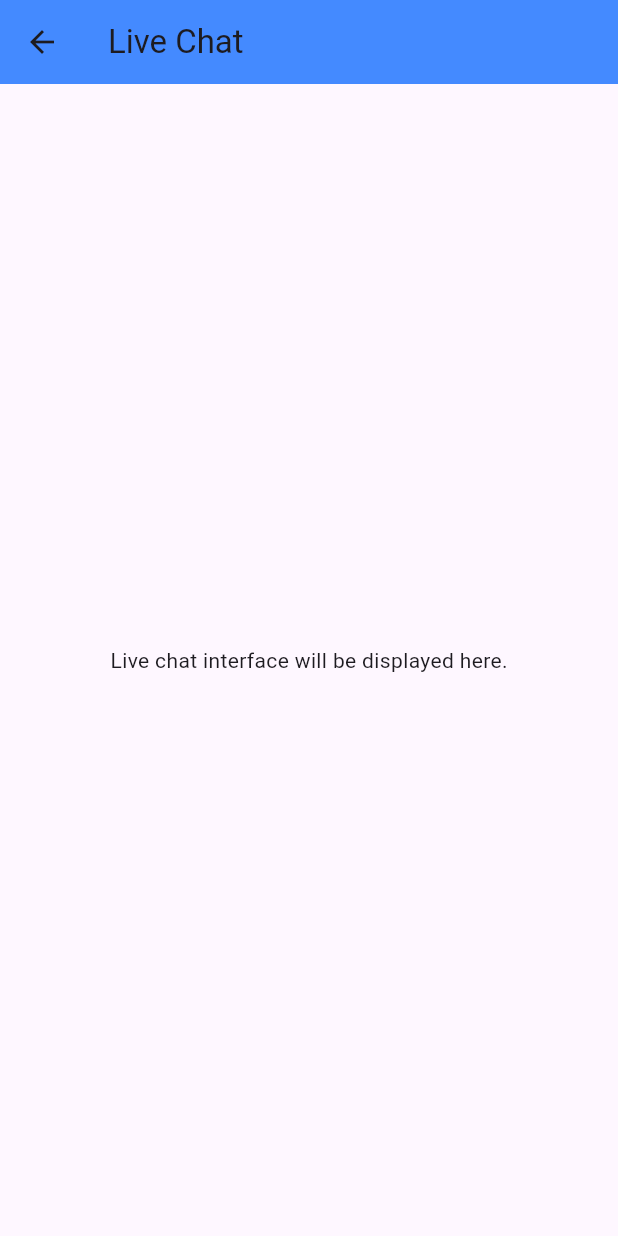
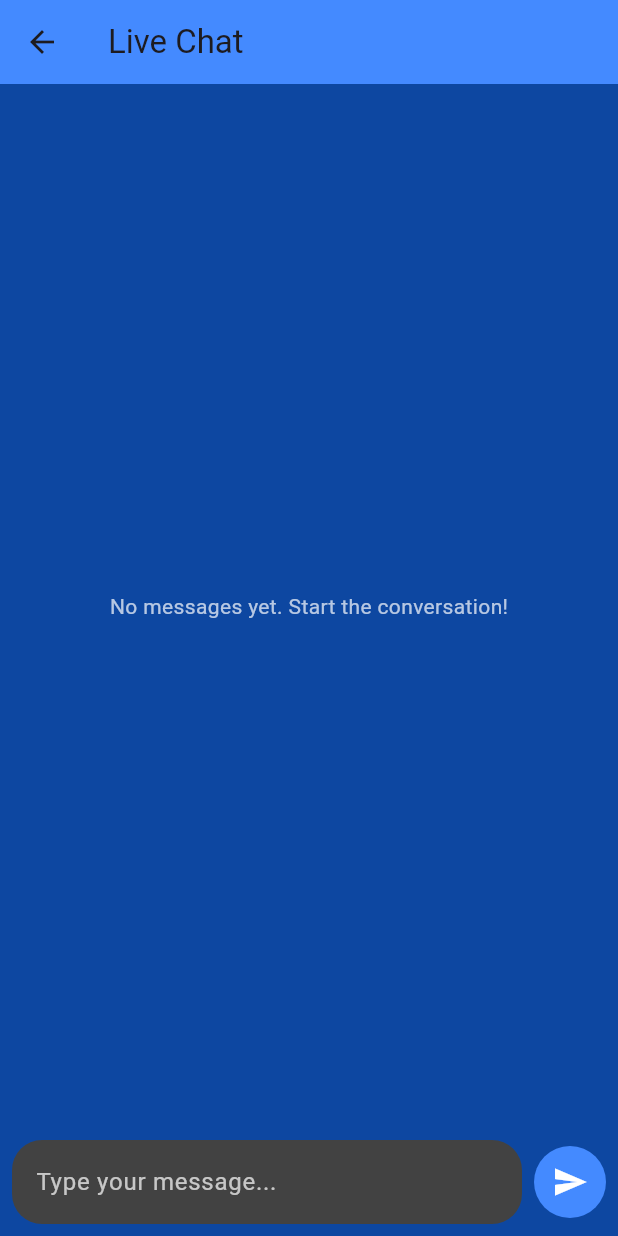
Before and after one commit to NexusGKSoftwares/pure_waters_app, a Flutter app: the LiveChatScreen screen opened directly, on a phone screen of 412 x 824 dp. Run offline on Flutter 3.47's test engine with Material 3 defaults, Android fonts, the phone set to English and light mode, and no system bars; our stand-ins replace image_picker.

Commit message:
Live Chat Interface:
Displays messages in a chat-like format.
Differentiates between messages sent by the user and others (e.g., "You" vs system/agent).
Message Input Field:

A text field for users to type their messages.
Styled for a modern chat experience.
Send Button:

A button to send the message.
Sends the message when clicked and displays it in the chat interface.
Dynamic Message List:

Messages are stored in a list and dynamically displayed in the chat area.

```diff
--- a/lib/screens/help_support_screen.dart
+++ b/lib/screens/help_support_screen.dart
@@ -506,18 +506,122 @@ class _ContactFormState extends State<ContactForm> {
   }
 }
 
-class LiveChatScreen extends StatelessWidget {
+
+class LiveChatScreen extends StatefulWidget {
   const LiveChatScreen({super.key});
+
+  @override
+  _LiveChatScreenState createState() => _LiveChatScreenState();
+}
+
+class _LiveChatScreenState extends State<LiveChatScreen> {
+  final TextEditingController _messageController = TextEditingController();
+  final List<Map<String, String>> _messages = []; // List to store messages
+
+  void _sendMessage() {
+    if (_messageController.text.isNotEmpty) {
+      setState(() {
+        _messages.add({'sender': 'You', 'message': _messageController.text});
+      });
+      _messageController.clear();
+    }
+  }
 
   @override
   Widget build(BuildContext context) {
     return Scaffold(
+      backgroundColor: Colors.blue[900],
       appBar: AppBar(
         title: const Text('Live Chat'),
         backgroundColor: Colors.blueAccent,
       ),
-      body: const Center(
-        child: Text('Live chat interface will be displayed here.'),
+      body: Column(
+        children: [
+          // Chat Messages List
+          Expanded(
+            child: _messages.isNotEmpty
+                ? ListView.builder(
+              itemCount: _messages.length,
+              itemBuilder: (context, index) {
+                final message = _messages[index];
+                return Align(
+                  alignment: message['sender'] == 'You'
+                      ? Alignment.centerRight
+                      : Alignment.centerLeft,
+                  child: Container(
+                    margin: const EdgeInsets.symmetric(
+                        vertical: 4, horizontal: 16),
+                    padding: const EdgeInsets.all(12),
+                    decoration: BoxDecoration(
+                      color: message['sender'] == 'You'
+                          ? Colors.blueAccent
+                          : Colors.grey[300],
+                      borderRadius: BorderRadius.circular(12),
+                    ),
+                    child: Text(
+                      '${message['sender']}: ${message['message']}',
+                      style: TextStyle(
+                        color: message['sender'] == 'You'
+                            ? Colors.white
+                            : Colors.black,
+                      ),
+                    ),
+                  ),
+                );
+              },
+            )
+                : const Center(
+              child: Text(
+                'No messages yet. Start the conversation!',
+                style: TextStyle(color: Colors.white70),
+              ),
+            ),
+          ),
+
+          // Message Input Section
+          Padding(
+            padding: const EdgeInsets.all(8.0),
+            child: Row(
+              children: [
+                // Input Field
+                Expanded(
+                  child: TextField(
+                    controller: _messageController,
+                    decoration: InputDecoration(
+                      hintText: 'Type your message...',
+                      hintStyle: const TextStyle(color: Colors.white70),
+                      filled: true,
+                      fillColor: Colors.grey[800],
+                      border: OutlineInputBorder(
+                        borderRadius: BorderRadius.circular(20),
+                        borderSide: BorderSide.none,
+                      ),
+                    ),
+                    style: const TextStyle(color: Colors.white),
+                  ),
+                ),
+
+                const SizedBox(width: 8),
+
+                // Send Button
+                GestureDetector(
+                  onTap: _sendMessage,
+                  child: Container(
+                    padding: const EdgeInsets.all(12),
+                    decoration: const BoxDecoration(
+                      color: Colors.blueAccent,
+                      shape: BoxShape.circle,
+                    ),
+                    child: const Icon(
+                      Icons.send,
+                      color: Colors.white,
+                    ),
+                  ),
+                ),
+              ],
+            ),
+          ),
+        ],
       ),
     );
   }
```
